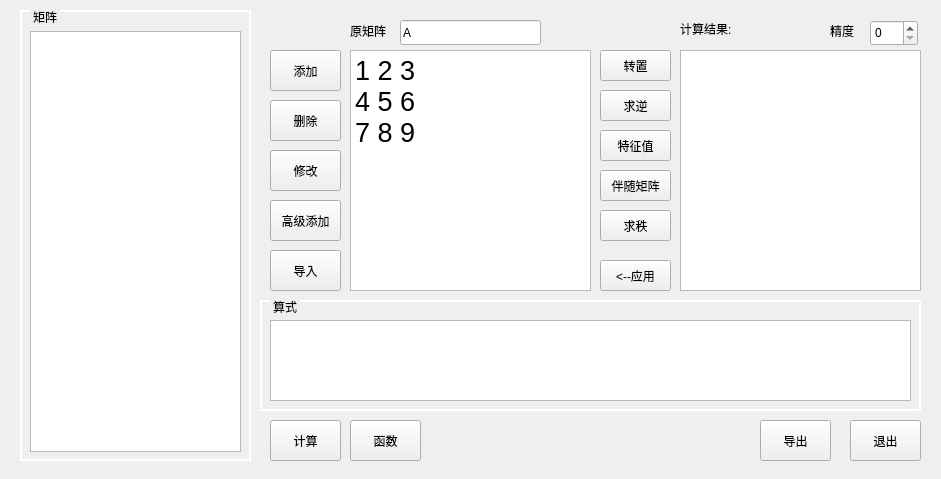
Before: the Qt Designer form MatrixCalculator-GUI/MainWindow.ui in luyiming/MatrixCalculator, drawn with Qt 5.
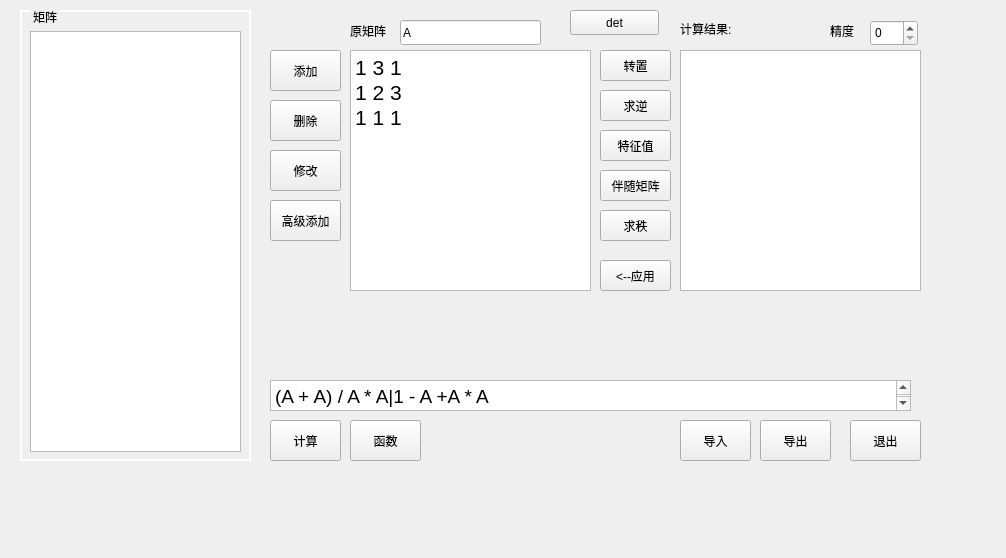
After: the same form once the commit is applied.

The edit to the form file:
```diff
--- a/MatrixCalculator-GUI/MainWindow.ui
+++ b/MatrixCalculator-GUI/MainWindow.ui
@@ -6,8 +6,8 @@
    <rect>
     <x>0</x>
     <y>0</y>
-    <width>941</width>
-    <height>479</height>
+    <width>1006</width>
+    <height>558</height>
    </rect>
   </property>
   <property name="windowTitle">
@@ -36,14 +36,17 @@
       <height>241</height>
      </rect>
     </property>
+    <property name="styleSheet">
+     <string notr="true">font: 16pt &quot;Ubuntu&quot;;</string>
+    </property>
     <property name="html">
      <string>&lt;!DOCTYPE HTML PUBLIC &quot;-//W3C//DTD HTML 4.0//EN&quot; &quot;http://www.w3.org/TR/REC-html40/strict.dtd&quot;&gt;
 &lt;html&gt;&lt;head&gt;&lt;meta name=&quot;qrichtext&quot; content=&quot;1&quot; /&gt;&lt;style type=&quot;text/css&quot;&gt;
 p, li { white-space: pre-wrap; }
-&lt;/style&gt;&lt;/head&gt;&lt;body style=&quot; font-family:'Ubuntu'; font-size:11pt; font-weight:400; font-style:normal;&quot;&gt;
-&lt;p style=&quot; margin-top:0px; margin-bottom:0px; margin-left:0px; margin-right:0px; -qt-block-indent:0; text-indent:0px;&quot;&gt;&lt;span style=&quot; font-size:20pt;&quot;&gt;1 2 3&lt;/span&gt;&lt;/p&gt;
-&lt;p style=&quot; margin-top:0px; margin-bottom:0px; margin-left:0px; margin-right:0px; -qt-block-indent:0; text-indent:0px;&quot;&gt;&lt;span style=&quot; font-size:20pt;&quot;&gt;4 5 6&lt;/span&gt;&lt;/p&gt;
-&lt;p style=&quot; margin-top:0px; margin-bottom:0px; margin-left:0px; margin-right:0px; -qt-block-indent:0; text-indent:0px;&quot;&gt;&lt;span style=&quot; font-size:20pt;&quot;&gt;7 8 9&lt;/span&gt;&lt;/p&gt;&lt;/body&gt;&lt;/html&gt;</string>
+&lt;/style&gt;&lt;/head&gt;&lt;body style=&quot; font-family:'Ubuntu'; font-size:16pt; font-weight:400; font-style:normal;&quot;&gt;
+&lt;p style=&quot; margin-top:0px; margin-bottom:0px; margin-left:0px; margin-right:0px; -qt-block-indent:0; text-indent:0px;&quot;&gt;1 3 1&lt;/p&gt;
+&lt;p style=&quot; margin-top:0px; margin-bottom:0px; margin-left:0px; margin-right:0px; -qt-block-indent:0; text-indent:0px;&quot;&gt;1 2 3&lt;/p&gt;
+&lt;p style=&quot; margin-top:0px; margin-bottom:0px; margin-left:0px; margin-right:0px; -qt-block-indent:0; text-indent:0px;&quot;&gt;1 1 1&lt;/p&gt;&lt;/body&gt;&lt;/html&gt;</string>
     </property>
    </widget>
    <widget class="QPushButton" name="pushButton_4">
@@ -200,46 +203,6 @@
      </property>
     </widget>
    </widget>
-   <widget class="QGroupBox" name="groupBox_2">
-    <property name="geometry">
-     <rect>
-      <x>260</x>
-      <y>300</y>
-      <width>661</width>
-      <height>111</height>
-     </rect>
-    </property>
-    <property name="styleSheet">
-     <string notr="true">QGroupBox {
-	border-width:2px;
-	border-style:solid;
-	border-color: white;
-	margin-top:0.5ex;
-
-}
-QGroupBox::title{
-	subcontrol-origin:margin;
-	subcontrol-position: top left;
-	left:10px;
-	margin-left:0px;
-	padding:0 1px;
-}
-</string>
-    </property>
-    <property name="title">
-     <string>算式</string>
-    </property>
-    <widget class="QTextEdit" name="expLine">
-     <property name="geometry">
-      <rect>
-       <x>10</x>
-       <y>20</y>
-       <width>641</width>
-       <height>81</height>
-      </rect>
-     </property>
-    </widget>
-   </widget>
    <widget class="QPushButton" name="quitButton">
     <property name="geometry">
      <rect>
@@ -337,8 +300,8 @@
    <widget class="QPushButton" name="importButton">
     <property name="geometry">
      <rect>
-      <x>270</x>
-      <y>250</y>
+      <x>680</x>
+      <y>420</y>
       <width>71</width>
       <height>41</height>
      </rect>
@@ -383,32 +346,39 @@
      </rect>
     </property>
    </widget>
-   <zorder>pushButton</zorder>
-   <zorder>matrixText</zorder>
-   <zorder>pushButton_4</zorder>
-   <zorder>pushButton_6</zorder>
-   <zorder>pushButton_7</zorder>
-   <zorder>pushButton_9</zorder>
-   <zorder>pushButton_10</zorder>
-   <zorder>outputText</zorder>
-   <zorder>label</zorder>
-   <zorder>label_2</zorder>
-   <zorder>matrixNameLine</zorder>
-   <zorder>groupBox</zorder>
-   <zorder>groupBox_2</zorder>
-   <zorder>quitButton</zorder>
-   <zorder>exportButton</zorder>
-   <zorder>calcButton</zorder>
-   <zorder>pushButton_13</zorder>
-   <zorder>addButton</zorder>
-   <zorder>deleteButton</zorder>
-   <zorder>modifyButton</zorder>
-   <zorder>importButton</zorder>
-   <zorder>addButton_2</zorder>
-   <zorder>label_3</zorder>
-   <zorder>spinBox</zorder>
-   <zorder>matrixtTable</zorder>
-   <zorder>matrixtTable</zorder>
+   <widget class="QPushButton" name="detButton">
+    <property name="geometry">
+     <rect>
+      <x>570</x>
+      <y>10</y>
+      <width>89</width>
+      <height>25</height>
+     </rect>
+    </property>
+    <property name="text">
+     <string>det</string>
+    </property>
+   </widget>
+   <widget class="QTextEdit" name="expLine">
+    <property name="geometry">
+     <rect>
+      <x>270</x>
+      <y>380</y>
+      <width>641</width>
+      <height>31</height>
+     </rect>
+    </property>
+    <property name="styleSheet">
+     <string notr="true">font: 14pt &quot;Ubuntu&quot;;</string>
+    </property>
+    <property name="html">
+     <string>&lt;!DOCTYPE HTML PUBLIC &quot;-//W3C//DTD HTML 4.0//EN&quot; &quot;http://www.w3.org/TR/REC-html40/strict.dtd&quot;&gt;
+&lt;html&gt;&lt;head&gt;&lt;meta name=&quot;qrichtext&quot; content=&quot;1&quot; /&gt;&lt;style type=&quot;text/css&quot;&gt;
+p, li { white-space: pre-wrap; }
+&lt;/style&gt;&lt;/head&gt;&lt;body style=&quot; font-family:'Ubuntu'; font-size:14pt; font-weight:400; font-style:normal;&quot;&gt;
+&lt;p style=&quot; margin-top:0px; margin-bottom:0px; margin-left:0px; margin-right:0px; -qt-block-indent:0; text-indent:0px;&quot;&gt;(A + A) / A * A|1 - A +A * A&lt;/p&gt;&lt;/body&gt;&lt;/html&gt;</string>
+    </property>
+   </widget>
   </widget>
  </widget>
  <layoutdefault spacing="6" margin="11"/>
```
Left out of the diff: 11 changed lines with no effect on the pictures.
